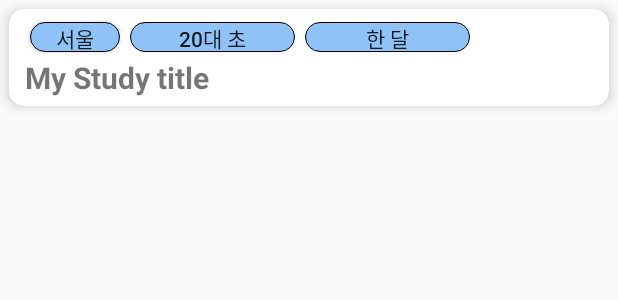
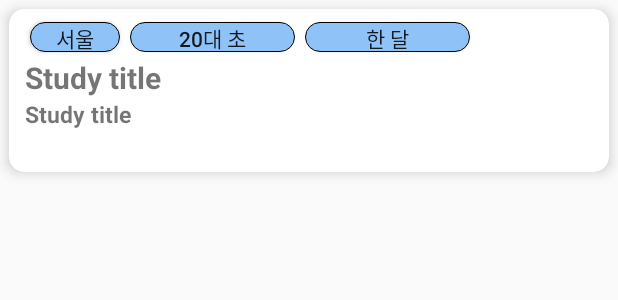
Before and after one commit to twodf78/project2, an Android app: the layout mypage_itemlist_mywriting.xml on its own in the app's theme, with its tools: preview values and no code run, on a phone screen of 412 x 824 dp. Shown: the top 300 px of the screen. Run offline under Robolectric (Android 15) with nearby library versions, the phone set to English and light mode, and no system bars.

```diff
--- a/app/src/main/java/com/example/grouping/HomeDatePickerFragment.java
+++ b/app/src/main/java/com/example/grouping/HomeDatePickerFragment.java
@@ -34,6 +34,6 @@ public class HomeDatePickerFragment extends DialogFragment implements DatePicker
         String year_string = Integer.toString(year);
         String dateMessage = (month_string + "/" + day_string + "/" + year_string);
 
-        tv.setText(tv.getText()+String.valueOf(year)+"년 "+String.valueOf(month)+"월 "+String.valueOf(dayOfMonth)+"일 \n");
+        tv.setText(tv.getText()+String.valueOf(year)+"년 "+String.valueOf(month+1)+"월 "+String.valueOf(dayOfMonth)+"일 \n");
     }
 }
--- a/app/src/main/java/com/example/grouping/HomeDatePickerFragment2.java
+++ b/app/src/main/java/com/example/grouping/HomeDatePickerFragment2.java
@@ -34,6 +34,6 @@ public class HomeDatePickerFragment2 extends DialogFragment implements DatePicke
         String year_string = Integer.toString(year);
         String dateMessage = (month_string + "/" + day_string + "/" + year_string);
 
-        tv.setText(tv.getText()+String.valueOf(year)+"년 "+String.valueOf(month)+"월 "+String.valueOf(dayOfMonth)+"일 \n");
+        tv.setText(tv.getText()+String.valueOf(year)+"년 "+String.valueOf(month+1)+"월 "+String.valueOf(dayOfMonth)+"일 \n");
     }
 }
--- a/app/src/main/java/com/example/grouping/MypageMywritingActivity.java
+++ b/app/src/main/java/com/example/grouping/MypageMywritingActivity.java
@@ -31,7 +31,7 @@ import retrofit2.converter.gson.GsonConverterFactory;
 public class MypageMywritingActivity extends AppCompatActivity {
     //내가 쓴 제안서들
     RecyclerView recyclerView;
-    HomeRecyclerAdapterAll adapter;
+    MyPageWritingAdapter adapter;
     private static final String URL = "http://192.249.19.184:443/";
     private final String TAG = "request log";
 
@@ -53,7 +53,7 @@ public class MypageMywritingActivity extends AppCompatActivity {
 
         recyclerView =findViewById(R.id.writingRecyclerview);
         recyclerView.setLayoutManager(new LinearLayoutManager(getApplicationContext()));
-        adapter = new HomeRecyclerAdapterAll( getApplicationContext());
+        adapter = new MyPageWritingAdapter( getApplicationContext());
         requestSuggest();
     }
 
--- a/app/src/main/res/layout/activity_mypage_mywriting.xml
+++ b/app/src/main/res/layout/activity_mypage_mywriting.xml
@@ -36,6 +36,6 @@
         android:layout_marginTop="20dp"
         android:layout_marginLeft="10dp"
         android:layout_marginRight="10dp"
-        tools:listitem="@layout/home_itemlist_all"/>
+        tools:listitem="@layout/mypage_itemlist_mywriting"/>
 
 </LinearLayout>
--- a/app/src/main/res/layout/mypage_itemlist_mywriting.xml
+++ b/app/src/main/res/layout/mypage_itemlist_mywriting.xml
@@ -1,14 +1,16 @@
 <?xml version="1.0" encoding="utf-8"?>
 <androidx.cardview.widget.CardView xmlns:android="http://schemas.android.com/apk/res/android"
     xmlns:app="http://schemas.android.com/apk/res-auto"
-    android:id="@+id/parent"
+    android:id="@+id/myWriting"
     android:layout_width="match_parent"
     android:layout_height="wrap_content"
     android:layout_margin="6dp"
     app:cardCornerRadius="10dp"
     app:cardElevation="5dp">
 
+
     <LinearLayout
+        android:id="@+id/oneSuggest"
         android:layout_width="match_parent"
         android:layout_height="wrap_content"
         android:layout_centerVertical="true"
@@ -23,38 +25,48 @@
             android:orientation="horizontal">
 
             <android.widget.Button
-                android:id="@+id/homeshortinfobtn1"
-                android:layout_margin="3dp"
+                android:id="@+id/myWritingLocation"
                 android:layout_width="60dp"
                 android:layout_height="20dp"
+                android:layout_margin="3dp"
                 android:background="@drawable/btn_round_shape"
-                android:text="서울"/>
+                android:text="서울" />
 
             <android.widget.Button
-                android:id="@+id/homeshortinfobtn2"
-                android:layout_margin="3dp"
+                android:id="@+id/myWritingStartTime"
                 android:layout_width="110dp"
                 android:layout_height="20dp"
+                android:layout_margin="3dp"
                 android:background="@drawable/btn_round_shape"
-                android:text="20대 초"/>
+                android:text="20대 초" />
 
             <android.widget.Button
-                android:id="@+id/homeshortinfobtn3"
-                android:layout_margin="3dp"
+                android:id="@+id/myWritingEndTime"
                 android:layout_width="110dp"
                 android:layout_height="20dp"
+                android:layout_margin="3dp"
                 android:background="@drawable/btn_round_shape"
-                android:text="한 달"/>
+                android:text="한 달" />
         </LinearLayout>
 
         <TextView
-            android:id="@+id/homecardviewtitle"
+            android:id="@+id/myWritingTitle"
             android:layout_width="match_parent"
             android:layout_height="wrap_content"
-            android:text="My Study title"
+            android:text="Study title"
             android:textSize="20sp"
             android:textStyle="bold" />
+
+        <TextView
+            android:id="@+id/myWritingContent"
+            android:layout_width="match_parent"
+            android:layout_height="44dp"
+            android:text="Study title"
+            android:textSize="15sp"
+            android:textStyle="bold" />
+
     </LinearLayout>
 
 
+
 </androidx.cardview.widget.CardView>
```
Also changed, not shown: app/src/main/java/com/example/grouping/APIService.java (+5 -4 lines), app/src/main/java/com/example/grouping/FragmentChatting.java (+11 -0 lines), app/src/main/java/com/example/grouping/HomeSeeWriting.java (+25 -13 lines), app/src/main/java/com/example/grouping/MainActivity.java (+12 -4 lines), app/src/main/java/com/example/grouping/MyPageWritingAdapter.java (added, +96 -0 lines).
